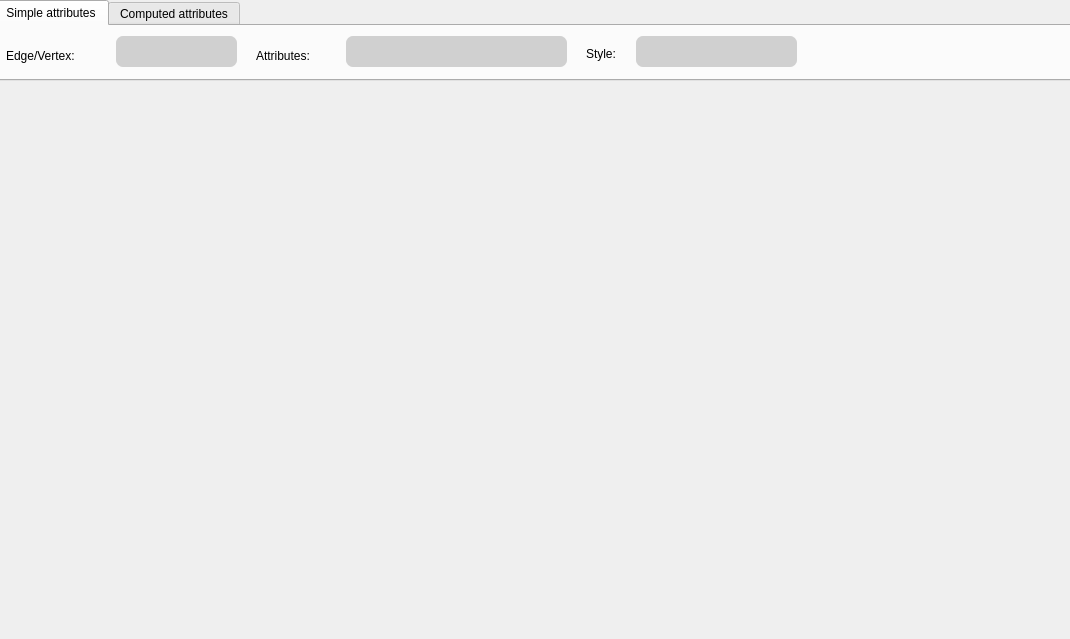
First picture: the form in resource/gui/StatDialog.ui, repository dthung1602/NetworkVisualization, before the edit.
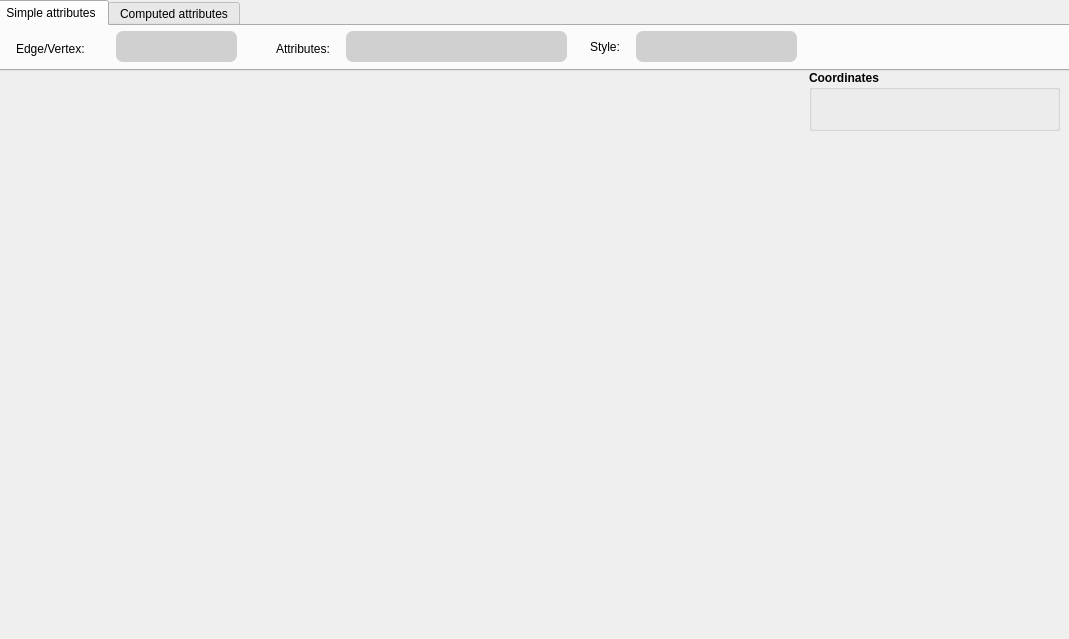
Second picture: the form after the edit. The open tabs and pages were chosen to show the change. Icons and pictures are not drawn.

What changed in the file:
```diff
--- a/resource/gui/StatDialog.ui
+++ b/resource/gui/StatDialog.ui
@@ -6,7 +6,7 @@
    <rect>
     <x>0</x>
     <y>0</y>
-    <width>1070</width>
+    <width>1069</width>
     <height>639</height>
    </rect>
   </property>
@@ -40,7 +40,7 @@
      <x>-6</x>
      <y>0</y>
      <width>1081</width>
-     <height>81</height>
+     <height>71</height>
     </rect>
    </property>
    <property name="currentIndex">
@@ -54,7 +54,7 @@
      <property name="geometry">
       <rect>
        <x>120</x>
-       <y>10</y>
+       <y>5</y>
        <width>121</width>
        <height>31</height>
       </rect>
@@ -84,8 +84,8 @@
     <widget class="QLabel" name="label_4">
      <property name="geometry">
       <rect>
-       <x>10</x>
-       <y>20</y>
+       <x>20</x>
+       <y>13</y>
        <width>101</width>
        <height>20</height>
       </rect>
@@ -98,7 +98,7 @@
      <property name="geometry">
       <rect>
        <x>640</x>
-       <y>10</y>
+       <y>5</y>
        <width>161</width>
        <height>31</height>
       </rect>
@@ -128,8 +128,8 @@
     <widget class="QLabel" name="label_2">
      <property name="geometry">
       <rect>
-       <x>590</x>
-       <y>20</y>
+       <x>594</x>
+       <y>13</y>
        <width>41</width>
        <height>16</height>
       </rect>
@@ -141,8 +141,8 @@
     <widget class="QLabel" name="label_3">
      <property name="geometry">
       <rect>
-       <x>260</x>
-       <y>20</y>
+       <x>280</x>
+       <y>13</y>
        <width>81</width>
        <height>20</height>
       </rect>
@@ -155,7 +155,7 @@
      <property name="geometry">
       <rect>
        <x>350</x>
-       <y>10</y>
+       <y>5</y>
        <width>221</width>
        <height>31</height>
       </rect>
@@ -277,6 +277,28 @@
     </widget>
    </widget>
   </widget>
+  <widget class="QGroupBox" name="groupBox">
+   <property name="geometry">
+    <rect>
+     <x>809</x>
+     <y>70</y>
+     <width>251</width>
+     <height>61</height>
+    </rect>
+   </property>
+   <property name="font">
+    <font>
+     <weight>75</weight>
+     <bold>true</bold>
+    </font>
+   </property>
+   <property name="title">
+    <string>Coordinates</string>
+   </property>
+   <property name="flat">
+    <bool>false</bool>
+   </property>
+  </widget>
  </widget>
  <resources/>
  <connections/>
```
Left out of the diff: 10 changed lines with no effect on the pictures.
